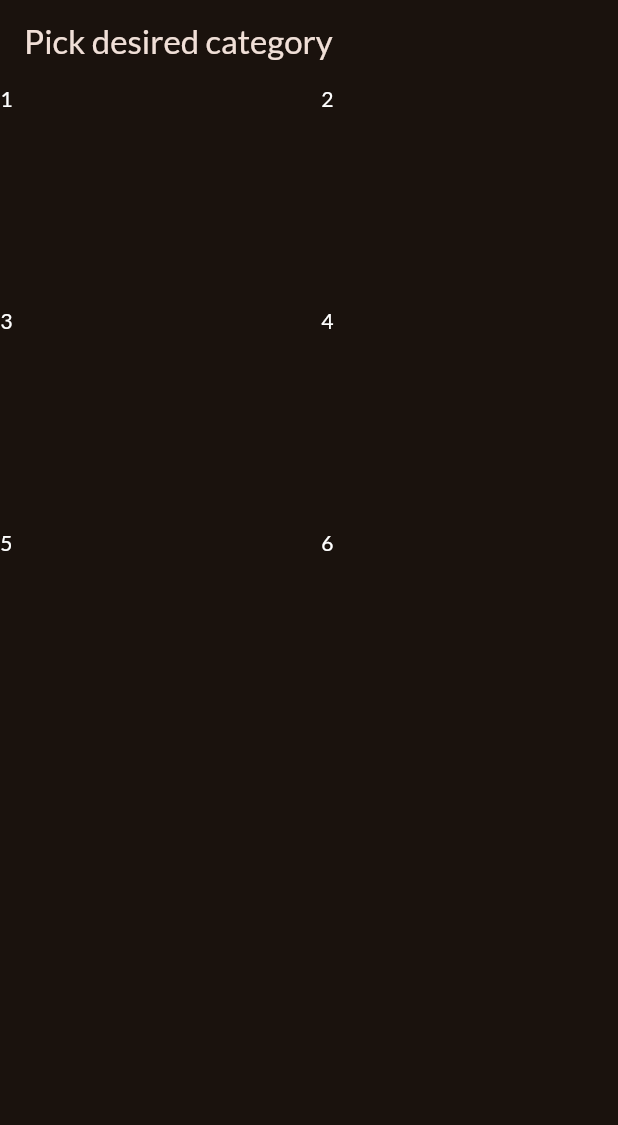
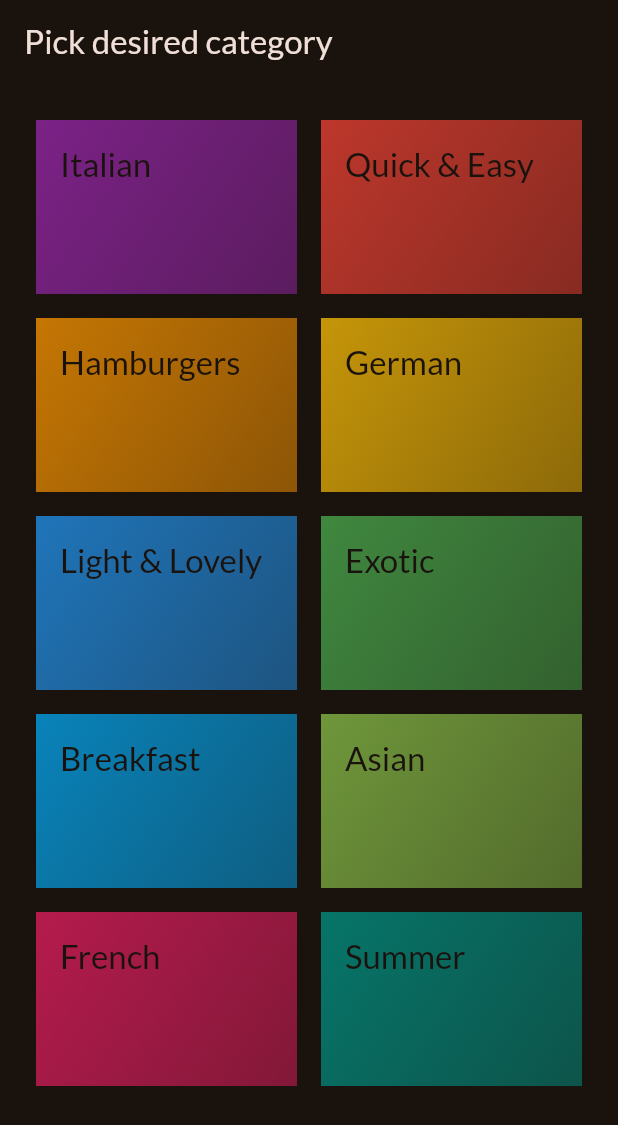
Before and after one commit to pnkulkarni05/meals_app, a Flutter app: the screen it shows after launch, on a phone screen of 412 x 824 dp. Shown: the top 1125 px of the screen. Run offline on Flutter 3.47's test engine with Material 3 defaults, Android fonts, the phone set to English and light mode, and no system bars; our stand-ins replace google_fonts.

Commit message:
Created a datatype for storing data in gridItem i.e. category.dart, dummy data using model, speartate widget for single item to pass to gridview and done with

```diff
--- a/commit_descriptions.txt
+++ b/commit_descriptions.txt
@@ -35,3 +35,9 @@ For this created categories_screen file which will give a screen consist of a ca
 For displaying the categories in grid layout we have used the GridView class which takes 2 arguments children and gridDelegate.
 The children argument simply takes the children which we want to show in each grid and in the gridDelegate argument we have to specify how will the grids will display on screen.
 For specifying it we have used the SliverGridDelegateWithFixedCrossAxisCount class which takes 4 arguments which specify the structure of grid.
+
+
+
+Commit 2:
+Created a datatype for storing data in gridItem i.e. category.dart, dummy data using model, speartate widget for single item to pass to gridview and done with
+the UI of categories_screen.
--- /dev/null
+++ b/lib/Data/dummy_data.dart
@@ -0,0 +1,57 @@
+import 'package:flutter/material.dart';
+
+import 'package:meals_app/models/category.dart';
+
+
+const availableCategories = [
+  Category(
+    id: 'c1',
+    title: 'Italian',
+    color: Colors.purple,
+  ),
+  Category(
+    id: 'c2',
+    title: 'Quick & Easy',
+    color: Colors.red,
+  ),
+  Category(
+    id: 'c3',
+    title: 'Hamburgers',
+    color: Colors.orange,
+  ),
+  Category(
+    id: 'c4',
+    title: 'German',
+    color: Colors.amber,
+  ),
+  Category(
+    id: 'c5',
+    title: 'Light & Lovely',
+    color: Colors.blue,
+  ),
+  Category(
+    id: 'c6',
+    title: 'Exotic',
+    color: Colors.green,
+  ),
+  Category(
+    id: 'c7',
+    title: 'Breakfast',
+    color: Colors.lightBlue,
+  ),
+  Category(
+    id: 'c8',
+    title: 'Asian',
+    color: Colors.lightGreen,
+  ),
+  Category(
+    id: 'c9',
+    title: 'French',
+    color: Colors.pink,
+  ),
+  Category(
+    id: 'c10',
+    title: 'Summer',
+    color: Colors.teal,
+  ),
+];
--- /dev/null
+++ b/lib/Widgets/grid_view_item.dart
@@ -0,0 +1,25 @@
+import 'package:flutter/material.dart';
+import 'package:meals_app/models/category.dart';
+
+class GridViewItem extends StatelessWidget {
+  const GridViewItem({super.key, required this.category});
+
+  final Category category;
+
+  @override
+  Widget build(BuildContext context) {
+    return Container(
+      padding: const EdgeInsets.all(16),
+      decoration: BoxDecoration(
+        gradient: LinearGradient(colors: [
+          category.color.withOpacity(0.75),
+          category.color.withOpacity(0.50)
+        ], begin: Alignment.topLeft, end: Alignment.bottomRight),
+      ),
+      child: Text(category.title,
+          style: Theme.of(context).textTheme.titleLarge!.copyWith(
+                color: Theme.of(context).colorScheme.background,
+              )),
+    );
+  }
+}
--- a/lib/categories_screen.dart
+++ /dev/null
@@ -1,46 +0,0 @@
-import 'package:flutter/material.dart';
-
-class CategoriesScreen extends StatelessWidget {
-  const CategoriesScreen({super.key});
-  @override
-  Widget build(BuildContext context) {
-    return Scaffold(
-      appBar: AppBar(
-        title: const Text("Pick desired category"),
-      ),
-      body: GridView(
-        gridDelegate: const SliverGridDelegateWithFixedCrossAxisCount(
-            crossAxisCount: 2,
-            childAspectRatio: 3 / 2,
-            crossAxisSpacing: 16,
-            mainAxisSpacing: 16),
-        children: const [
-          Text(
-            "1",
-            style: TextStyle(color: Colors.white),
-          ),
-          Text(
-            "2",
-            style: TextStyle(color: Colors.white),
-          ),
-          Text(
-            "3",
-            style: TextStyle(color: Colors.white),
-          ),
-          Text(
-            "4",
-            style: TextStyle(color: Colors.white),
-          ),
-          Text(
-            "5",
-            style: TextStyle(color: Colors.white),
-          ),
-          Text(
-            "6",
-            style: TextStyle(color: Colors.white),
-          ),
-        ],
-      ),
-    );
-  }
-}
--- a/lib/main.dart
+++ b/lib/main.dart
@@ -1,7 +1,7 @@
 import 'package:flutter/material.dart';
 
 import 'package:google_fonts/google_fonts.dart';
-import 'package:meals_app/categories_screen.dart';
+import 'package:meals_app/screen/categories_screen.dart';
 
 final theme = ThemeData(
   useMaterial3: true,
--- /dev/null
+++ b/lib/models/category.dart
@@ -0,0 +1,8 @@
+import 'package:flutter/material.dart';
+
+class Category {
+  const Category({required this.title, required this.id, required this.color});
+  final String title;
+  final String id;
+  final Color color;
+}
--- /dev/null
+++ b/lib/screen/categories_screen.dart
@@ -0,0 +1,27 @@
+import 'package:flutter/material.dart';
+import 'package:meals_app/Data/dummy_data.dart';
+import 'package:meals_app/Widgets/grid_view_item.dart';
+
+class CategoriesScreen extends StatelessWidget {
+  const CategoriesScreen({super.key});
+  @override
+  Widget build(BuildContext context) {
+    return Scaffold(
+      appBar: AppBar(
+        title: const Text("Pick desired category"),
+      ),
+      body: GridView(
+        padding: const EdgeInsets.all(24),
+        gridDelegate: const SliverGridDelegateWithFixedCrossAxisCount(
+            crossAxisCount: 2,
+            childAspectRatio: 3 / 2,
+            crossAxisSpacing: 16,
+            mainAxisSpacing: 16),
+        children: [
+          for (final category in availableCategories)
+            GridViewItem(category: category),
+        ],
+      ),
+    );
+  }
+}
```
